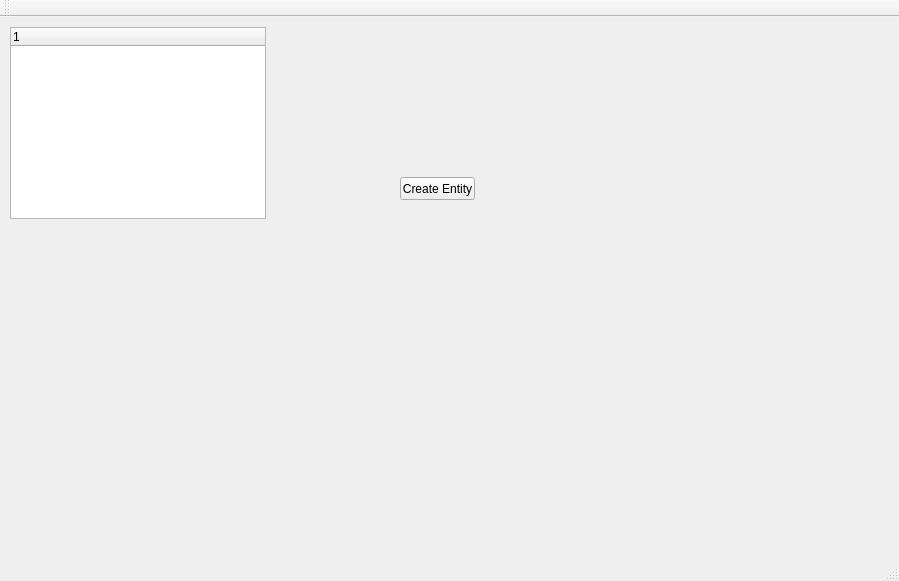
This is RootTools/Treenity/UI/Treenity.ui in kevinortegren/zombieshroom as Qt 5 draws it before an edit. The edited form follows.
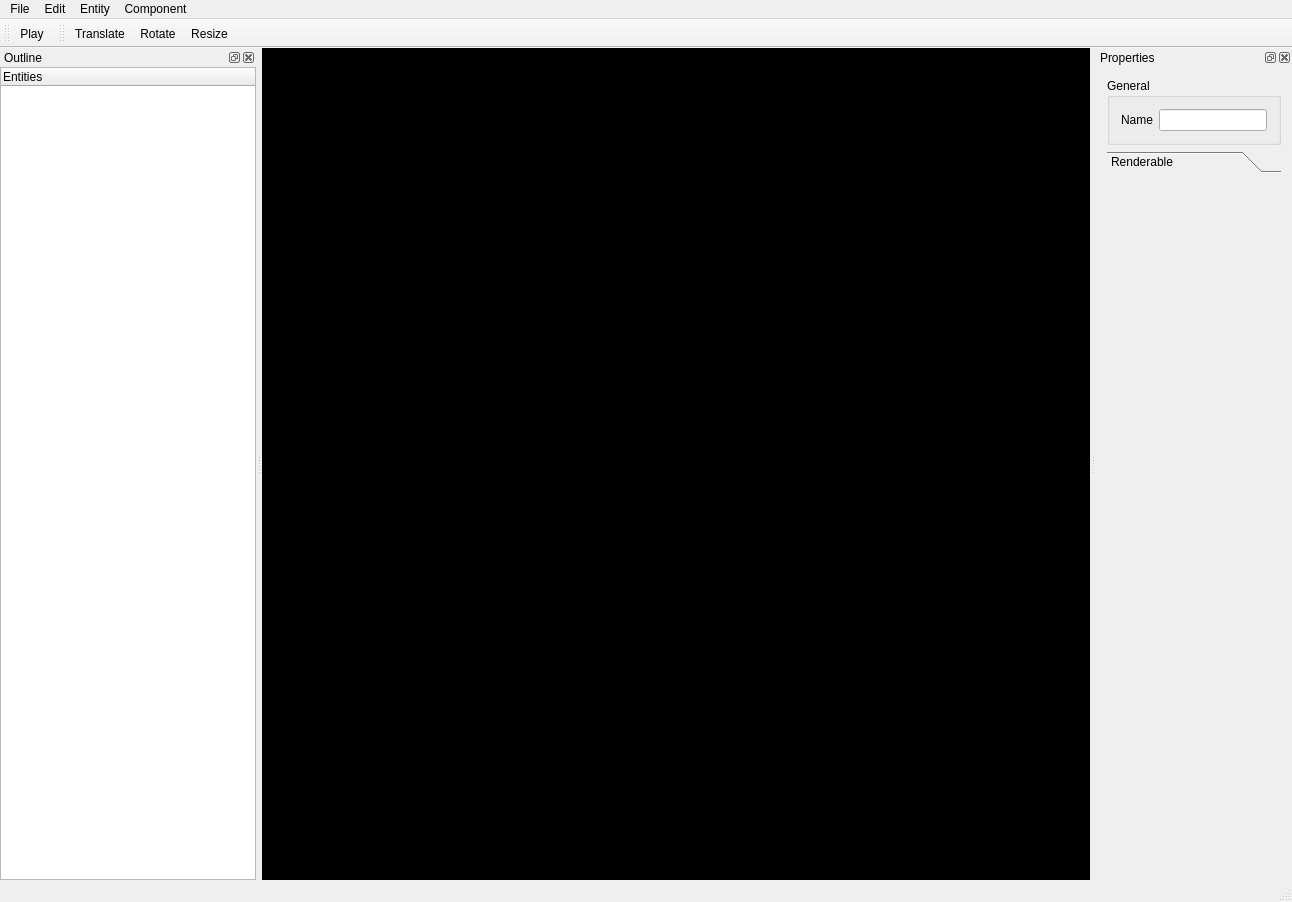
This is the edited form. Icons and pictures are not drawn. Custom widgets are drawn as their Qt base class.

Commit message:
Mucho GUI and CMake
*Created basic layout
*Fixed modal windows
*Set scalable alignment
*Fixed Treenity-specific resources copy in Cmake

Diff of the .ui file:
```diff
--- a/RootTools/Treenity/UI/Treenity.ui
+++ b/RootTools/Treenity/UI/Treenity.ui
@@ -6,52 +6,85 @@
    <rect>
     <x>0</x>
     <y>0</y>
-    <width>899</width>
-    <height>581</height>
+    <width>1292</width>
+    <height>902</height>
    </rect>
   </property>
   <property name="windowTitle">
    <string>Treenity</string>
   </property>
+  <property name="styleSheet">
+   <string notr="true"/>
+  </property>
   <widget class="QWidget" name="centralWidget">
-   <widget class="QPushButton" name="pushButton_createEntity">
-    <property name="geometry">
-     <rect>
-      <x>400</x>
-      <y>160</y>
-      <width>75</width>
-      <height>23</height>
-     </rect>
+   <layout class="QHBoxLayout" name="horizontalLayout">
+    <property name="spacing">
+     <number>0</number>
     </property>
-    <property name="text">
-     <string>Create Entity</string>
+    <property name="leftMargin">
+     <number>0</number>
     </property>
-   </widget>
-   <widget class="EntityOutliner" name="treeView_entityOutliner">
-    <property name="geometry">
-     <rect>
-      <x>10</x>
-      <y>10</y>
-      <width>256</width>
-      <height>192</height>
-     </rect>
+    <property name="topMargin">
+     <number>0</number>
     </property>
-    <column>
-     <property name="text">
-      <string notr="true">1</string>
-     </property>
-    </column>
-   </widget>
+    <property name="rightMargin">
+     <number>0</number>
+    </property>
+    <property name="bottomMargin">
+     <number>0</number>
+    </property>
+    <item>
+     <widget class="QWidget" name="widget" native="true">
+      <property name="minimumSize">
+       <size>
+        <width>375</width>
+        <height>375</height>
+       </size>
+      </property>
+      <property name="styleSheet">
+       <string notr="true">background-color: black;</string>
+      </property>
+     </widget>
+    </item>
+   </layout>
   </widget>
   <widget class="QMenuBar" name="menuBar">
    <property name="geometry">
     <rect>
      <x>0</x>
      <y>0</y>
-     <width>899</width>
+     <width>1292</width>
      <height>21</height>
     </rect>
    </property>
+   <widget class="QMenu" name="menuFile">
+    <property name="title">
+     <string>File</string>
+    </property>
+    <addaction name="actionSave_As"/>
+    <addaction name="actionSave"/>
+    <addaction name="actionExit"/>
+   </widget>
+   <widget class="QMenu" name="menuEdit">
+    <property name="title">
+     <string>Edit</string>
+    </property>
+   </widget>
+   <widget class="QMenu" name="menuEntity">
+    <property name="title">
+     <string>Entity</string>
+    </property>
+    <addaction name="actionAdd_entity"/>
+   </widget>
+   <widget class="QMenu" name="menuComponent">
+    <property name="title">
+     <string>Component</string>
+    </property>
+   </widget>
+   <addaction name="menuFile"/>
+   <addaction name="menuEdit"/>
+   <addaction name="menuEntity"/>
+   <addaction name="menuComponent"/>
   </widget>
   <widget class="QToolBar" name="mainToolBar">
    <attribute name="toolBarArea">
@@ -60,8 +93,227 @@
    <attribute name="toolBarBreak">
     <bool>false</bool>
    </attribute>
+   <addaction name="actionPlay"/>
   </widget>
-  <widget class="QStatusBar" name="statusBar"/>
+  <widget class="QStatusBar" name="statusBar">
+   <property name="sizeGripEnabled">
+    <bool>true</bool>
+   </property>
+  </widget>
+  <widget class="QDockWidget" name="dockWidget_4">
+   <property name="allowedAreas">
+    <set>Qt::BottomDockWidgetArea|Qt::LeftDockWidgetArea|Qt::RightDockWidgetArea</set>
+   </property>
+   <property name="windowTitle">
+    <string>Outline</string>
+   </property>
+   <attribute name="dockWidgetArea">
+    <number>1</number>
+   </attribute>
+   <widget class="QWidget" name="dockWidgetContents_4">
+    <layout class="QHBoxLayout" name="horizontalLayout_3">
+     <property name="spacing">
+      <number>0</number>
+     </property>
+     <property name="leftMargin">
+      <number>0</number>
+     </property>
+     <property name="topMargin">
+      <number>0</number>
+     </property>
+     <property name="rightMargin">
+      <number>0</number>
+     </property>
+     <property name="bottomMargin">
+      <number>0</number>
+     </property>
+     <item>
+      <widget class="EntityOutliner" name="treeView_entityOutliner">
+       <property name="sizePolicy">
+        <sizepolicy hsizetype="Minimum" vsizetype="Minimum">
+         <horstretch>0</horstretch>
+         <verstretch>0</verstretch>
+        </sizepolicy>
+       </property>
+       <property name="minimumSize">
+        <size>
+         <width>0</width>
+         <height>0</height>
+        </size>
+       </property>
+       <property name="maximumSize">
+        <size>
+         <width>16777215</width>
+         <height>16777215</height>
+        </size>
+       </property>
+       <column>
+        <property name="text">
+         <string notr="true">Entities</string>
+        </property>
+       </column>
+      </widget>
+     </item>
+    </layout>
+   </widget>
+  </widget>
+  <widget class="QDockWidget" name="dockWidget_6">
+   <property name="allowedAreas">
+    <set>Qt::BottomDockWidgetArea|Qt::LeftDockWidgetArea|Qt::RightDockWidgetArea</set>
+   </property>
+   <property name="windowTitle">
+    <string>Properties</string>
+   </property>
+   <attribute name="dockWidgetArea">
+    <number>2</number>
+   </attribute>
+   <widget class="QWidget" name="dockWidgetContents_6">
+    <layout class="QVBoxLayout" name="verticalLayout">
+     <item>
+      <widget class="QGroupBox" name="groupBox">
+       <property name="maximumSize">
+        <size>
+         <width>16777215</width>
+         <height>120</height>
+        </size>
+       </property>
+       <property name="title">
+        <string>General</string>
+       </property>
+       <property name="flat">
+        <bool>false</bool>
+       </property>
+       <property name="checkable">
+        <bool>false</bool>
+       </property>
+       <layout class="QFormLayout" name="formLayout">
+        <item row="0" column="1">
+         <widget class="QLineEdit" name="lineEdit"/>
+        </item>
+        <item row="0" column="0">
+         <widget class="QLabel" name="label">
+          <property name="text">
+           <string>Name</string>
+          </property>
+         </widget>
+        </item>
+       </layout>
+      </widget>
+     </item>
+     <item>
+      <widget class="QToolBox" name="toolBox">
+       <property name="currentIndex">
+        <number>0</number>
+       </property>
+       <widget class="QWidget" name="page_2">
+        <property name="geometry">
+         <rect>
+          <x>0</x>
+          <y>0</y>
+          <width>186</width>
+          <height>701</height>
+         </rect>
+        </property>
+        <attribute name="label">
+         <string>Renderable</string>
+        </attribute>
+       </widget>
+      </widget>
+     </item>
+    </layout>
+   </widget>
+  </widget>
+  <widget class="QToolBar" name="toolBar">
+   <property name="windowTitle">
+    <string>toolBar</string>
+   </property>
+   <attribute name="toolBarArea">
+    <enum>TopToolBarArea</enum>
+   </attribute>
+   <attribute name="toolBarBreak">
+    <bool>false</bool>
+   </attribute>
+   <addaction name="actionTranslate"/>
+   <addaction name="actionRotate"/>
+   <addaction name="actionResize"/>
+  </widget>
+  <action name="actionAdd_entity">
+   <property name="text">
+    <string>Add entity</string>
+   </property>
+  </action>
+  <action name="actionExit">
+   <property name="text">
+    <string>Exit</string>
+   </property>
+  </action>
+  <action name="actionSave_As">
+   <property name="text">
+    <string>Save As...</string>
+   </property>
+  </action>
+  <action name="actionSave">
+   <property name="text">
+    <string>Save</string>
+   </property>
+  </action>
+  <action name="actionRotate">
+   <property name="checkable">
+    <bool>true</bool>
+   </property>
+   <property name="icon">
+    <iconset>
+     <normaloff>Resources/rotateButton.png</normaloff>Resources/rotateButton.png</iconset>
+   </property>
+   <property name="text">
+    <string>Rotate</string>
+   </property>
+   <property name="toolTip">
+    <string>Rotate things</string>
+   </property>
+  </action>
+  <action name="actionResize">
+   <property name="checkable">
+    <bool>true</bool>
+   </property>
+   <property name="icon">
+    <iconset>
+     <normaloff>Resources/resizeButton.png</normaloff>Resources/resizeButton.png</iconset>
+   </property>
+   <property name="text">
+    <string>Resize</string>
+   </property>
+   <property name="toolTip">
+    <string>Resize things</string>
+   </property>
+  </action>
+  <action name="actionTranslate">
+   <property name="checkable">
+    <bool>true</bool>
+   </property>
+   <property name="icon">
+    <iconset>
+     <normaloff>Resources/translateButton.png</normaloff>Resources/translateButton.png</iconset>
+   </property>
+   <property name="text">
+    <string>Translate</string>
+   </property>
+   <property name="toolTip">
+    <string>Move things</string>
+   </property>
+  </action>
+  <action name="actionPlay">
+   <property name="icon">
+    <iconset>
+     <normaloff>Resources/playButton.png</normaloff>Resources/playButton.png</iconset>
+   </property>
+   <property name="text">
+    <string>Play</string>
+   </property>
+   <property name="toolTip">
+    <string>Play the game</string>
+   </property>
+  </action>
  </widget>
  <layoutdefault spacing="6" margin="11"/>
  <customwidgets>
```
The commit also changes 7 other files.
